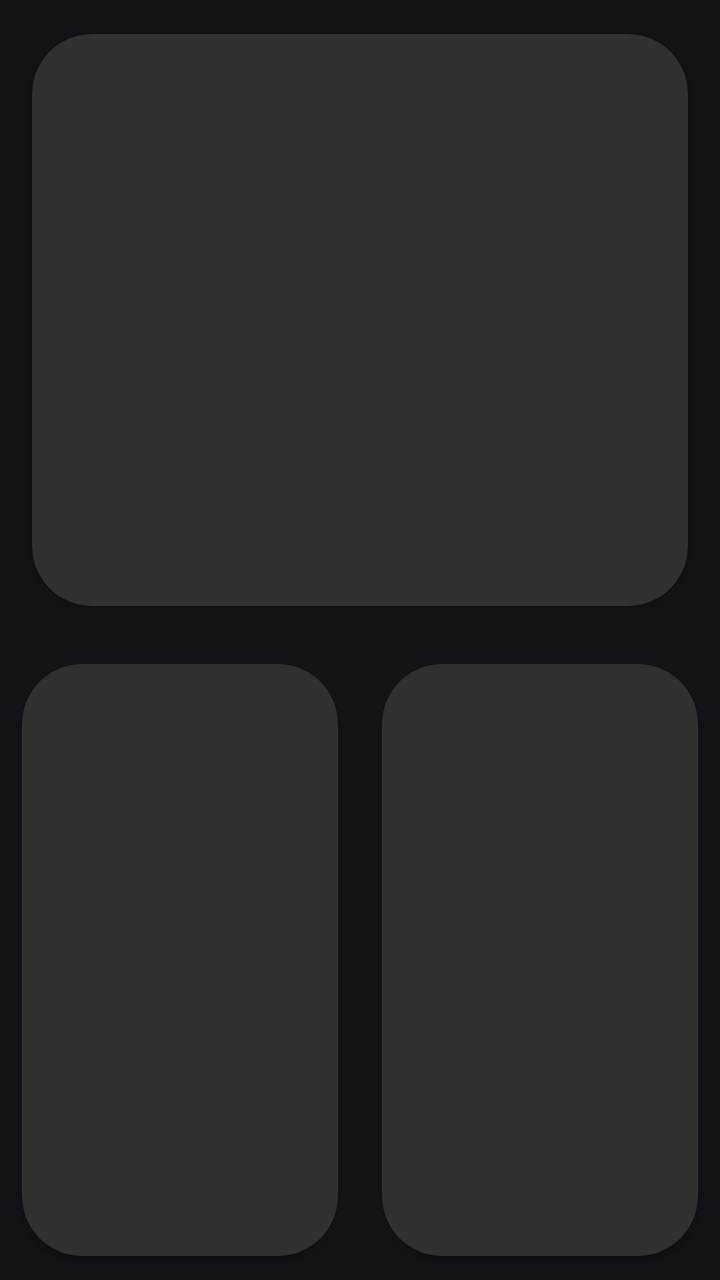
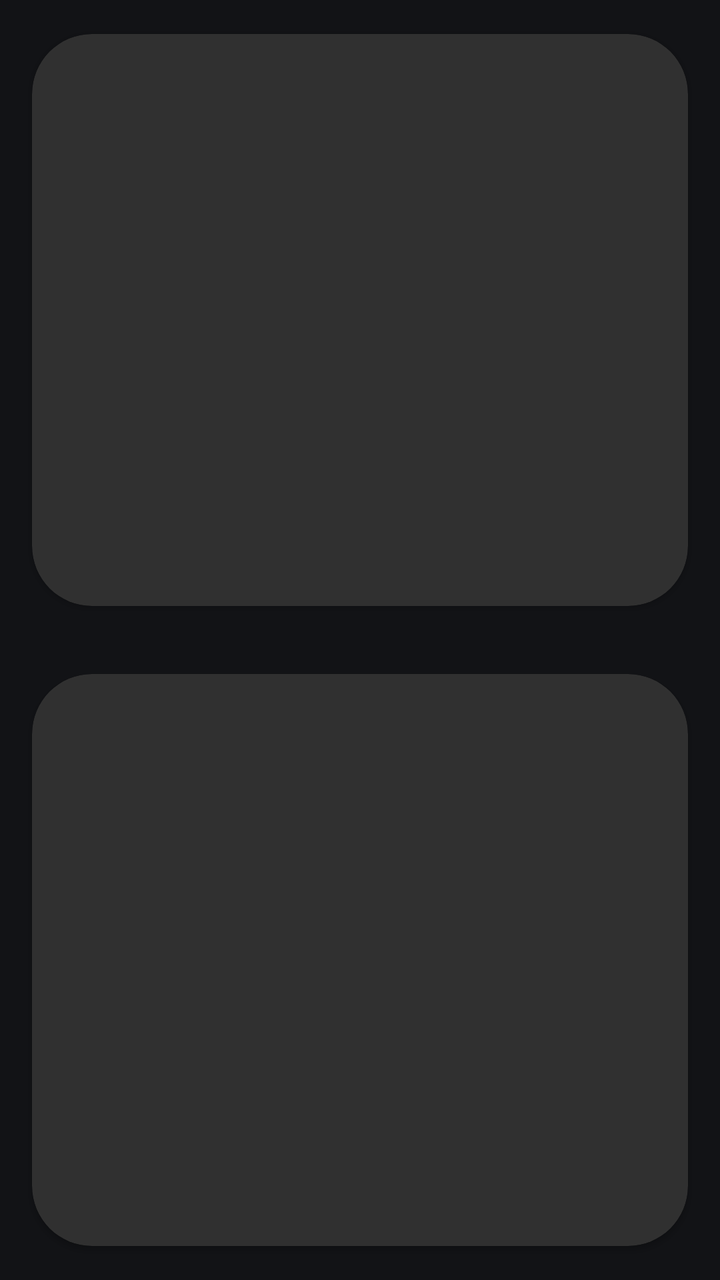

The first picture is an Android layout as it rendered before a commit; the second is the same layout after the commit. The layout source and the unified diff follow.
<!-- AndroidManifest.xml: application theme Theme.XtMapper -->
<!-- res/layout/activity_main_cmdview.xml -->
<?xml version="1.0" encoding="utf-8"?>
<androidx.constraintlayout.widget.ConstraintLayout xmlns:android="http://schemas.android.com/apk/res/android"
    xmlns:app="http://schemas.android.com/apk/res-auto"
    android:layout_width="match_parent"
    android:layout_height="match_parent"
    android:layout_margin="20dp">

    <androidx.constraintlayout.widget.Barrier
        android:id="@+id/barrier3"
        android:layout_width="wrap_content"
        android:layout_height="wrap_content"
        app:barrierDirection="top"
        app:constraint_referenced_ids="cardview1"
        app:layout_constraintTop_toTopOf="parent"
        app:layout_constraintBottom_toBottomOf="parent"/>

    <androidx.cardview.widget.CardView
        android:id="@+id/cardview1"
        android:layout_width="0dp"
        android:layout_height="0dp"
        android:layout_margin="5dp"
        app:cardBackgroundColor="@color/grey"
        app:cardCornerRadius="30dp"
        app:cardUseCompatPadding="true"
        app:layout_constraintBottom_toTopOf="@id/barrier3"
        app:layout_constraintEnd_toEndOf="parent"
        app:layout_constraintStart_toStartOf="parent"
        app:layout_constraintTop_toTopOf="parent">

        <TextView
            android:id="@+id/view1"
            android:layout_width="match_parent"
            android:layout_height="match_parent"
            android:layout_margin="20dp"
            android:gravity="bottom"
            android:textAppearance="@android:style/TextAppearance.Material.Large"
            android:textSize="16sp" />
    </androidx.cardview.widget.CardView>


    <androidx.cardview.widget.CardView
        android:id="@+id/cardview2"
        android:layout_width="0dp"
        android:layout_height="0dp"
        app:cardBackgroundColor="@color/grey"
        app:cardCornerRadius="30dp"
        app:cardUseCompatPadding="true"
        app:layout_constraintBottom_toBottomOf="parent"
        app:layout_constraintLeft_toLeftOf="parent"
        app:layout_constraintRight_toLeftOf="@id/cardview3"
        app:layout_constraintTop_toBottomOf="@id/barrier3">

        <TextView
            android:id="@+id/view2"
            android:layout_width="match_parent"
            android:layout_height="match_parent"
            android:layout_margin="20dp"
            android:fontFamily="monospace"
            android:gravity="bottom" />
    </androidx.cardview.widget.CardView>

    <androidx.cardview.widget.CardView
        android:id="@+id/cardview3"
        android:layout_width="0dp"
        android:layout_height="0dp"
        app:cardBackgroundColor="@color/grey"
        app:cardCornerRadius="30dp"
        app:cardUseCompatPadding="true"
        app:layout_constraintBottom_toBottomOf="parent"
        app:layout_constraintLeft_toRightOf="@id/cardview2"
        app:layout_constraintRight_toRightOf="parent"
        app:layout_constraintTop_toBottomOf="@id/barrier3">

        <TextView
            android:id="@+id/view3"
            android:layout_width="match_parent"
            android:layout_height="match_parent"
            android:layout_margin="20dp"
            android:fontFamily="monospace"
            android:gravity="bottom" />
    </androidx.cardview.widget.CardView>


</androidx.constraintlayout.widget.ConstraintLayout>
<!-- resources referenced by this layout -->
<resources>
  <color name="grey">#303030</color>
  <style name="Theme.XtMapper" parent="Theme.Material3.DynamicColors.Dark">
          
          <item name="colorPrimary">@color/grey</item>
          <item name="colorPrimaryVariant">@color/purple_500</item>
          <item name="colorOnPrimary">@color/white</item>
          
          <item name="colorSecondary">@color/teal_200</item>
          <item name="colorSecondaryVariant">@color/teal_700</item>
          <item name="colorOnSecondary">@color/black</item>
          
          <item name="android:statusBarColor">?attr/colorPrimaryVariant</item>
          
      </style>
  <color name="purple_500">#FF6200EE</color>
  <color name="white">#FFFFFFFF</color>
  <color name="teal_200">#FF03DAC5</color>
  <color name="teal_700">#FF018786</color>
  <color name="black">#FF000000</color>
</resources>

<!-- the commit's change to res/layout/activity_main_cmdview.xml (unified diff, before → after) -->
@@ -42,12 +42,13 @@
         android:id="@+id/cardview2"
         android:layout_width="0dp"
         android:layout_height="0dp"
+        android:layout_margin="5dp"
         app:cardBackgroundColor="@color/grey"
         app:cardCornerRadius="30dp"
         app:cardUseCompatPadding="true"
         app:layout_constraintBottom_toBottomOf="parent"
         app:layout_constraintLeft_toLeftOf="parent"
-        app:layout_constraintRight_toLeftOf="@id/cardview3"
+        app:layout_constraintRight_toRightOf="parent"
         app:layout_constraintTop_toBottomOf="@id/barrier3">
 
         <TextView
@@ -59,26 +60,4 @@
             android:gravity="bottom" />
     </androidx.cardview.widget.CardView>
 
-    <androidx.cardview.widget.CardView
-        android:id="@+id/cardview3"
-        android:layout_width="0dp"
-        android:layout_height="0dp"
-        app:cardBackgroundColor="@color/grey"
-        app:cardCornerRadius="30dp"
-        app:cardUseCompatPadding="true"
-        app:layout_constraintBottom_toBottomOf="parent"
-        app:layout_constraintLeft_toRightOf="@id/cardview2"
-        app:layout_constraintRight_toRightOf="parent"
-        app:layout_constraintTop_toBottomOf="@id/barrier3">
-
-        <TextView
-            android:id="@+id/view3"
-            android:layout_width="match_parent"
-            android:layout_height="match_parent"
-            android:layout_margin="20dp"
-            android:fontFamily="monospace"
-            android:gravity="bottom" />
-    </androidx.cardview.widget.CardView>
-
-
 </androidx.constraintlayout.widget.ConstraintLayout>
